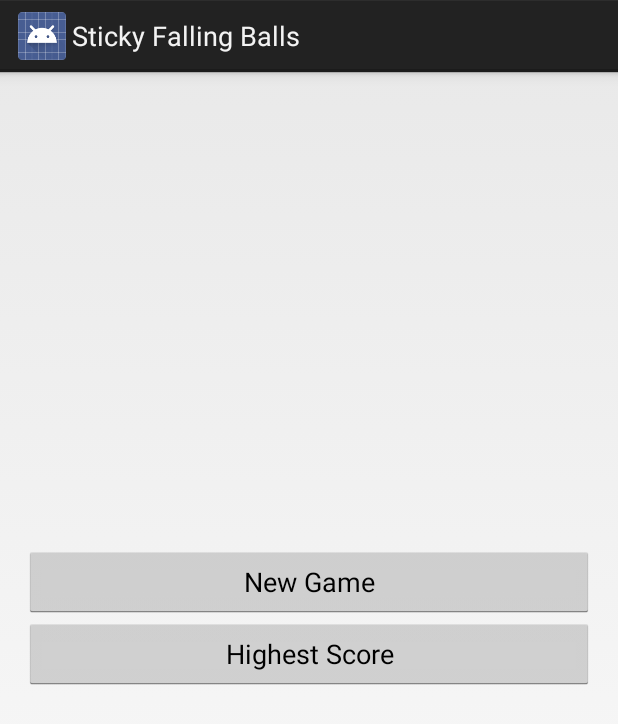
After one commit to abdulmerhi11/StickyFallingBalls, an Android app: the layout activity_first_page.xml on its own in the app's theme, with its tools: preview values and no code run, on a phone screen of 412 x 824 dp. The commit adds this screen. Shown: the top 724 px of the screen. Run offline under Robolectric (Android 15) with nearby library versions, the phone set to English and light mode, and no system bars.

```diff
--- a/app/src/main/java/edu/augustana/csc490/gamestarter/Line.java
+++ b/app/src/main/java/edu/augustana/csc490/gamestarter/Line.java
@@ -8,6 +8,7 @@ public class Line
 {
    public Point start = new Point(); // start Point--(0,0) by default
    public Point end = new Point(); // end Point--(0,0) by default
+
 } // end class Line
 
 /*********************************************************************************
--- /dev/null
+++ b/app/src/main/res/layout/activity_first_page.xml
@@ -0,0 +1,28 @@
+<RelativeLayout xmlns:android="http://schemas.android.com/apk/res/android"
+    xmlns:tools="http://schemas.android.com/tools" android:layout_width="match_parent"
+    android:layout_height="match_parent" android:paddingLeft="@dimen/activity_horizontal_margin"
+    android:paddingRight="@dimen/activity_horizontal_margin"
+    android:paddingTop="@dimen/activity_vertical_margin"
+    android:paddingBottom="@dimen/activity_vertical_margin"
+    tools:context="edu.augustana.csc490.gamestarter.FirstPage">
+
+
+    <Button
+        android:layout_width="fill_parent"
+        android:layout_height="wrap_content"
+        android:text="New Game"
+        android:id="@+id/newGameB"
+        android:layout_above="@+id/highestScoreB"
+        android:layout_centerHorizontal="true"
+        android:textAlignment="center" />
+
+    <Button
+        android:layout_width="fill_parent"
+        android:layout_height="wrap_content"
+        android:text="Highest Score"
+        android:id="@+id/highestScoreB"
+        android:layout_centerVertical="true"
+        android:layout_alignLeft="@+id/newGameB"
+        android:layout_alignStart="@+id/newGameB" />
+
+</RelativeLayout>
--- /dev/null
+++ b/app/src/main/res/menu/menu_first_page.xml
@@ -0,0 +1,6 @@
+<menu xmlns:android="http://schemas.android.com/apk/res/android"
+    xmlns:tools="http://schemas.android.com/tools"
+    tools:context="edu.augustana.csc490.gamestarter.FirstPage">
+    <item android:id="@+id/action_settings" android:title="@string/action_settings"
+        android:orderInCategory="100" android:showAsAction="never" />
+</menu>
--- /dev/null
+++ b/app/src/main/res/menu/menu_highest_score.xml
@@ -0,0 +1,6 @@
+<menu xmlns:android="http://schemas.android.com/apk/res/android"
+    xmlns:tools="http://schemas.android.com/tools"
+    tools:context="edu.augustana.csc490.gamestarter.HighestScore">
+    <item android:id="@+id/action_settings" android:title="@string/action_settings"
+        android:orderInCategory="100" android:showAsAction="never" />
+</menu>
--- /dev/null
+++ b/app/src/main/res/values-w820dp/dimens.xml
@@ -0,0 +1,6 @@
+<resources>
+    <!-- Example customization of dimensions originally defined in res/values/dimens.xml
+         (such as screen margins) for screens with more than 820dp of available width. This
+         would include 7" and 10" devices in landscape (~960dp and ~1280dp respectively). -->
+    <dimen name="activity_horizontal_margin">64dp</dimen>
+</resources>
--- a/app/src/main/res/values/strings.xml
+++ b/app/src/main/res/values/strings.xml
@@ -2,5 +2,10 @@
 <resources>
 
     <string name="app_name">Sticky Falling Balls</string>
+    <string name="title_activity_first_page">FirstPage</string>
+
+    <string name="hello_world">Hello world!</string>
+    <string name="action_settings">Settings</string>
+    <string name="title_activity_highest_score">HighestScore</string>
 
 </resources>
```
Also changed, not shown: app/src/main/AndroidManifest.xml (+11 -2 lines), app/src/main/java/edu/augustana/csc490/gamestarter/Ball.java (added, +66 -0 lines), app/src/main/java/edu/augustana/csc490/gamestarter/FirstPage.java (added, +64 -0 lines), app/src/main/java/edu/augustana/csc490/gamestarter/HighestScore.java (added, +39 -0 lines), app/src/main/java/edu/augustana/csc490/gamestarter/MainGameView.java (+41 -11 lines), app/src/main/res/layout/activity_highest_score.xml (added, +10 -0 lines), 2 other files.
